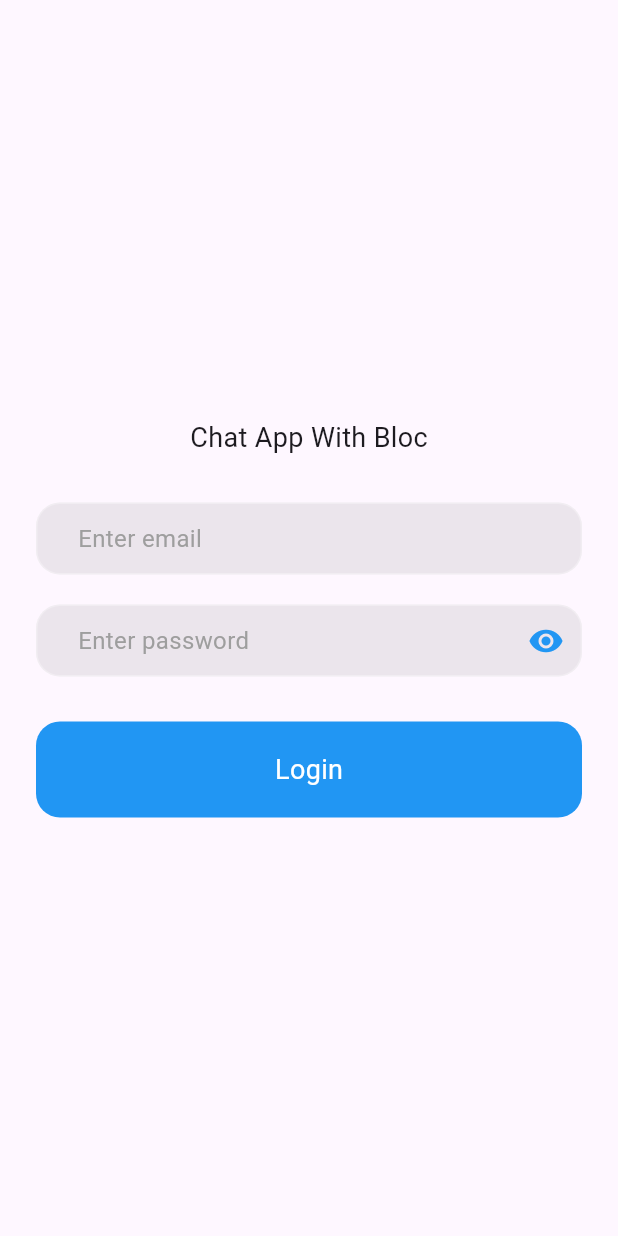
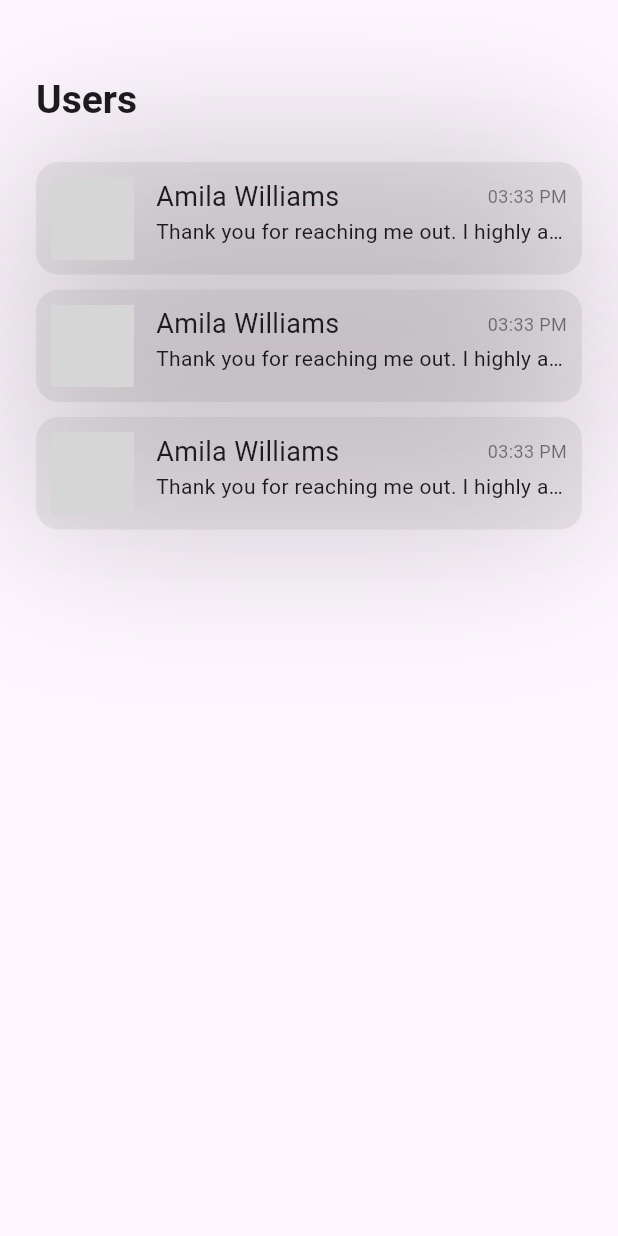
Before and after one commit to KashifUmar123/bloc_chat_app, a Flutter app: the screen it shows after launch, on a phone screen of 412 x 824 dp. Run offline on Flutter 3.47's test engine with Material 3 defaults, Android fonts, the phone set to English and light mode, and no system bars; our stand-ins replace flutter_bloc; network calls fail; grey boxes are pictures that could not be loaded.

Commit message:
home screen added

```diff
--- /dev/null
+++ b/lib/features/home/home_screen.dart
@@ -0,0 +1,94 @@
+import 'package:bloc_chat_app/core/constans/app_colors.dart';
+import 'package:bloc_chat_app/core/extensions/num_extension.dart';
+import 'package:bloc_chat_app/core/extensions/size_extension.dart';
+import 'package:bloc_chat_app/core/extensions/style_extension.dart';
+import 'package:bloc_chat_app/core/widgets/custom_scaffold.dart';
+import 'package:flutter/material.dart';
+
+class HomeScreen extends StatelessWidget {
+  const HomeScreen({super.key});
+
+  @override
+  Widget build(BuildContext context) {
+    return CustomScaffold(
+      padding: const EdgeInsets.symmetric(horizontal: 24),
+      child: Column(
+        crossAxisAlignment: CrossAxisAlignment.start,
+        children: [
+          50.heightSpace,
+          Text("Users", style: context.title26700),
+          20.heightSpace,
+          ListView(
+            padding: EdgeInsets.zero,
+            shrinkWrap: true,
+            children: [
+              _buildUserTile(context),
+              _buildUserTile(context),
+              _buildUserTile(context),
+            ],
+          ),
+          50.heightSpace,
+        ],
+      ),
+    );
+  }
+
+  Widget _buildUserTile(BuildContext context) {
+    return Container(
+      height: 75,
+      width: context.width,
+      margin: const EdgeInsets.symmetric(vertical: 5),
+      decoration: BoxDecoration(
+        color: greyColor.withOpacity(.2),
+        borderRadius: BorderRadius.circular(15),
+        boxShadow: [
+          BoxShadow(
+            color: blackColor.withOpacity(.2),
+            spreadRadius: 3,
+            blurRadius: 100,
+            offset: const Offset(-5, -5),
+          )
+        ],
+      ),
+      padding: const EdgeInsets.symmetric(horizontal: 10, vertical: 10),
+      child: Row(
+        children: [
+          ClipRRect(
+            borderRadius: BorderRadius.circular(55 / 2),
+            child: Image.network(
+              'https://images.pexels.com/photos/415829/pexels-photo-415829.jpeg?auto=compress&cs=tinysrgb&dpr=1&w=500',
+              height: 55,
+              width: 55,
+              fit: BoxFit.cover,
+            ),
+          ),
+          15.widthSpace,
+          Expanded(
+            child: Column(
+              crossAxisAlignment: CrossAxisAlignment.start,
+              children: [
+                Row(
+                  mainAxisAlignment: MainAxisAlignment.spaceBetween,
+                  children: [
+                    Text("Amila Williams", style: context.body18400),
+                    Text(
+                      "03:33 PM",
+                      style: context.body12400.copyWith(
+                        color: blackColor.withOpacity(.5),
+                      ),
+                    ),
+                  ],
+                ),
+                Text(
+                  "Thank you for reaching me out. I highly appreciate your patience while responding to your queries.",
+                  style: context.body14400,
+                  overflow: TextOverflow.ellipsis,
+                ),
+              ],
+            ),
+          ),
+        ],
+      ),
+    );
+  }
+}
--- a/lib/features/splash/splash_bloc/splash_bloc.dart
+++ b/lib/features/splash/splash_bloc/splash_bloc.dart
@@ -1,14 +1,15 @@
+import 'package:bloc_chat_app/core/models/user_model.dart';
 import 'package:bloc_chat_app/features/splash/splash_bloc/splash_events.dart';
 import 'package:bloc_chat_app/features/splash/splash_bloc/splash_state.dart';
 import 'package:flutter_bloc/flutter_bloc.dart';
 
 class SplashBloc extends Bloc<SplashEvent, SplashState> {
-  SplashBloc() : super(SplashInital()) {
-    on<SplashEvent>(
+  SplashBloc() : super(SplashUserLoadingState()) {
+    on<SplashLoadingEvent>(
       (event, emit) async {
-        if (event is SplasGetUserEvent) {
-          emit(SplashUserLoadingState());
-        }
+        emit(SplashUserLoadingState());
+        await Future.delayed(const Duration(seconds: 2));
+        emit(SplashUserDataState(UserModel()));
       },
     );
   }
--- a/lib/features/splash/splash_bloc/splash_state.dart
+++ b/lib/features/splash/splash_bloc/splash_state.dart
@@ -2,9 +2,9 @@ import 'package:bloc_chat_app/core/models/user_model.dart';
 
 abstract class SplashState {}
 
-class SplashUserLogin extends SplashState {
+class SplashUserDataState extends SplashState {
   UserModel userModel;
-  SplashUserLogin(this.userModel);
+  SplashUserDataState(this.userModel);
 }
 
 class SplashUserNotFound extends SplashState {}
--- a/lib/main.dart
+++ b/lib/main.dart
@@ -1,5 +1,8 @@
 import 'package:bloc_chat_app/features/login/login_screen.dart';
+import 'package:bloc_chat_app/features/splash/splash_bloc/splash_bloc.dart';
+import 'package:bloc_chat_app/features/splash/splash_screen.dart';
 import 'package:flutter/material.dart';
+import 'package:flutter_bloc/flutter_bloc.dart';
 
 void main() {
   runApp(const MyApp());
@@ -17,7 +20,10 @@ class MyApp extends StatelessWidget {
         colorScheme: ColorScheme.fromSeed(seedColor: Colors.deepPurple),
         useMaterial3: true,
       ),
-      home: const LoginScreen(),
+      home: BlocProvider(
+        create: (context) => SplashBloc(),
+        child: const SplashScreen(),
+      ),
     );
   }
 }
```
Also changed, not shown: lib/features/splash/splash_bloc/splash_events.dart (+6 -1 lines), lib/features/splash/splash_screen.dart (+60 -0 lines).
